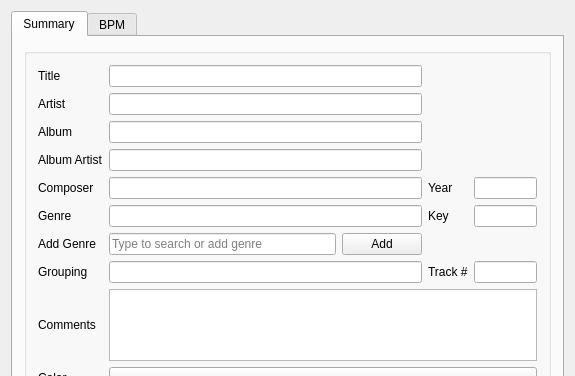
The window that src/library/dlgtrackinfo.ui (Eve00000/mixxx) describes before a commit, drawn with Qt 5; both pictures show x 0 to 575 and y 0 to 376 of the 575 by 644 pixel window.
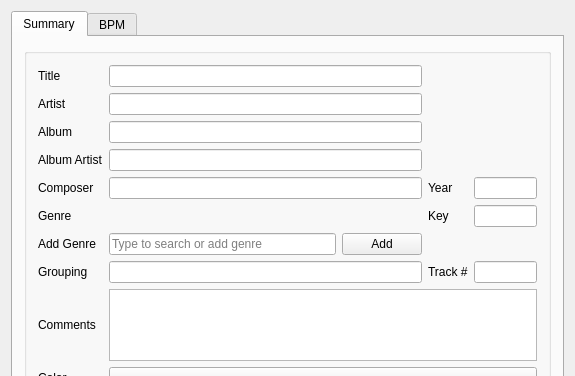
The same window after the commit.

Commit message: dlg-tag-widget

Patch:
```diff
--- a/src/library/dlgtrackinfo.ui
+++ b/src/library/dlgtrackinfo.ui
@@ -286,7 +286,8 @@
            </widget>
           </item>
           <item row="5" column="1">
-           <widget class="QLineEdit" name="txtGenre">
+           <!--<widget class="QLineEdit" name="txtGenre">-->
+           <widget class="QWidget" name="txtGenre">
             <property name="sizePolicy">
              <sizepolicy hsizetype="Expanding" vsizetype="Fixed">
               <horstretch>0</horstretch>
```
The commit also changes 5 other files.
